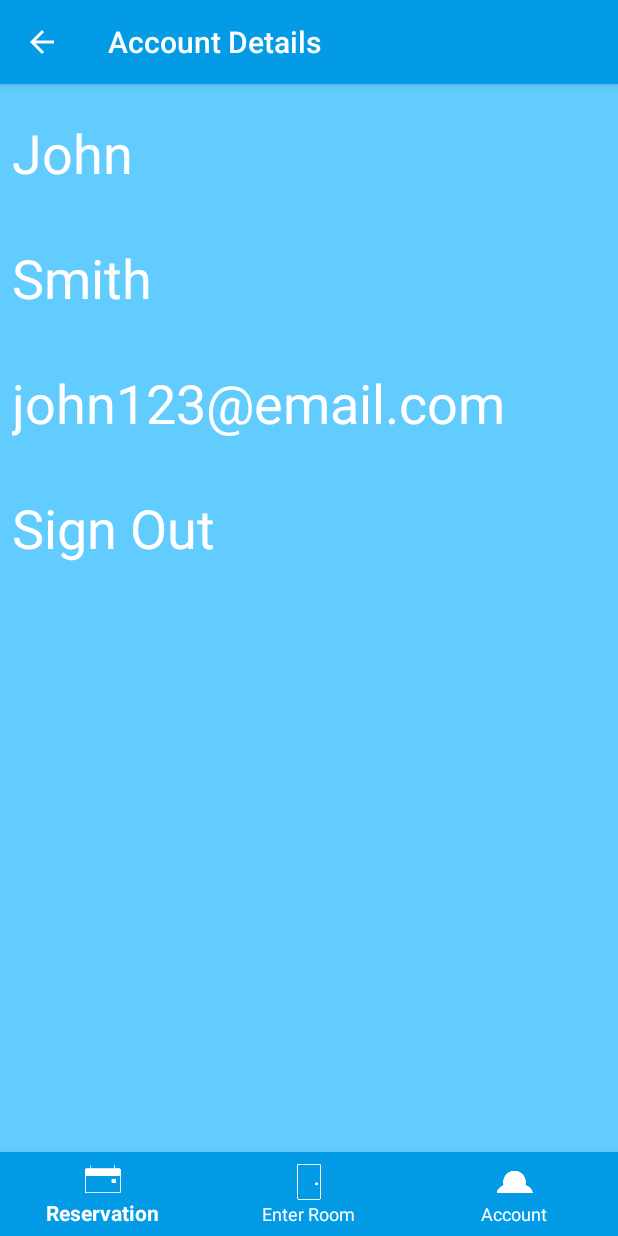
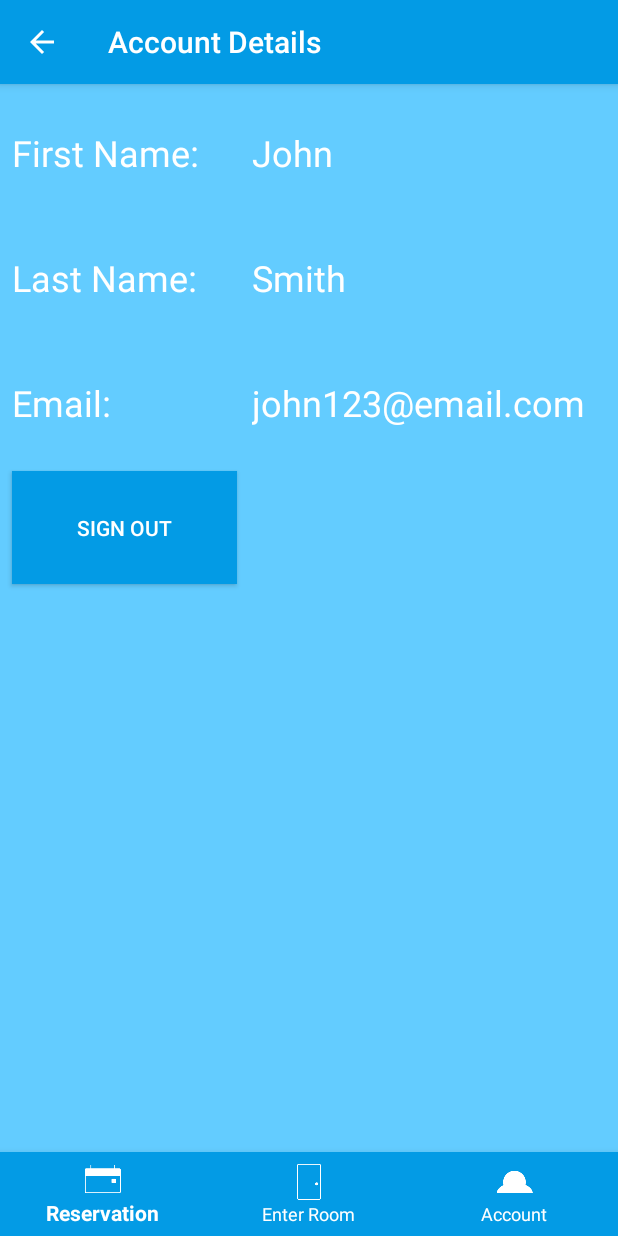
Before and after one commit to rmorga51/Android-Application-with-NFC, an Android app: the fragment AccountFragment placed in its activity, on a phone screen of 412 x 824 dp. Run offline under Robolectric (Android 15) with nearby library versions, the phone set to English and light mode, and no system bars; pictures from the network do not load.

Commit message:
Updated account details page

```diff
--- a/Smart Access/app/src/main/java/com/group4/smartaccess/AccountFragment.java
+++ b/Smart Access/app/src/main/java/com/group4/smartaccess/AccountFragment.java
@@ -23,7 +23,7 @@ public class AccountFragment extends Fragment {
         getActivity().setTitle("Account Details");
         // Inflate the layout for this fragment
         View account = inflater.inflate(R.layout.fragment_account, container, false);
-        final View signOut = account.findViewById(R.id.textView30);
+        final View signOut = account.findViewById(R.id.button9);
         signOut.setOnClickListener(new View.OnClickListener() {
             @Override
             public void onClick(View v) {
--- a/Smart Access/app/src/main/res/layout/fragment_account.xml
+++ b/Smart Access/app/src/main/res/layout/fragment_account.xml
@@ -14,59 +14,94 @@
 
         <TextView
             android:id="@+id/textView14"
-            android:layout_width="match_parent"
+            android:layout_width="150dp"
+            android:layout_height="75dp"
+            android:layout_marginStart="8dp"
+            android:layout_marginTop="8dp"
+            android:gravity="center_vertical"
+            android:text="@string/FirstNameLabel"
+            android:textSize="24sp"
+            app:layout_constraintStart_toStartOf="parent"
+            app:layout_constraintTop_toTopOf="parent" />
+
+        <TextView
+            android:id="@+id/textView23"
+            android:layout_width="150dp"
+            android:layout_height="75dp"
+            android:layout_marginStart="8dp"
+            android:layout_marginTop="8dp"
+            android:gravity="center_vertical"
+            android:text="@string/LastNameLabel"
+            android:textSize="24sp"
+            app:layout_constraintStart_toStartOf="parent"
+            app:layout_constraintTop_toBottomOf="@+id/textView14" />
+
+        <TextView
+            android:id="@+id/textView29"
+            android:layout_width="150dp"
+            android:layout_height="75dp"
+            android:layout_marginStart="8dp"
+            android:layout_marginTop="8dp"
+            android:gravity="center_vertical"
+            android:text="@string/EmailLabel"
+            android:textSize="24sp"
+            app:layout_constraintStart_toStartOf="parent"
+            app:layout_constraintTop_toBottomOf="@+id/textView23" />
+
+        <TextView
+            android:id="@+id/textView12"
+            android:layout_width="225dp"
             android:layout_height="75dp"
             android:layout_marginStart="8dp"
             android:layout_marginTop="8dp"
             android:layout_marginEnd="8dp"
             android:gravity="center_vertical"
             android:text="@string/FirstName"
-            android:textSize="36sp"
+            android:textSize="24sp"
             app:layout_constraintEnd_toEndOf="parent"
-            app:layout_constraintStart_toStartOf="parent"
+            app:layout_constraintHorizontal_bias="0.15"
+            app:layout_constraintStart_toEndOf="@+id/textView14"
             app:layout_constraintTop_toTopOf="parent" />
 
         <TextView
-            android:id="@+id/textView23"
-            android:layout_width="match_parent"
+            android:id="@+id/textView17"
+            android:layout_width="225dp"
             android:layout_height="75dp"
             android:layout_marginStart="8dp"
             android:layout_marginTop="8dp"
             android:layout_marginEnd="8dp"
             android:gravity="center_vertical"
             android:text="@string/LastName"
-            android:textSize="36sp"
+            android:textSize="24sp"
             app:layout_constraintEnd_toEndOf="parent"
-            app:layout_constraintStart_toStartOf="parent"
-            app:layout_constraintTop_toBottomOf="@+id/textView14" />
+            app:layout_constraintHorizontal_bias="0.15"
+            app:layout_constraintStart_toEndOf="@+id/textView23"
+            app:layout_constraintTop_toBottomOf="@+id/textView12" />
 
         <TextView
-            android:id="@+id/textView29"
-            android:layout_width="match_parent"
+            android:id="@+id/textView31"
+            android:layout_width="225dp"
             android:layout_height="75dp"
             android:layout_marginStart="8dp"
             android:layout_marginTop="8dp"
             android:layout_marginEnd="8dp"
             android:gravity="center_vertical"
             android:text="@string/TestUserEmail"
-            android:textSize="36sp"
+            android:textSize="24sp"
             app:layout_constraintEnd_toEndOf="parent"
-            app:layout_constraintStart_toStartOf="parent"
-            app:layout_constraintTop_toBottomOf="@+id/textView23" />
+            app:layout_constraintHorizontal_bias="0.15"
+            app:layout_constraintStart_toEndOf="@+id/textView29"
+            app:layout_constraintTop_toBottomOf="@+id/textView17" />
 
-        <TextView
-            android:id="@+id/textView30"
-            android:layout_width="match_parent"
+        <Button
+            android:id="@+id/button9"
+            android:layout_width="150dp"
             android:layout_height="75dp"
             android:layout_marginStart="8dp"
             android:layout_marginTop="8dp"
-            android:layout_marginEnd="8dp"
-            android:clickable="true"
-            android:gravity="center_vertical"
             android:text="@string/SignOutButton"
-            android:textColor="@color/text_select"
-            android:textSize="36sp"
-            app:layout_constraintEnd_toEndOf="parent"
+            android:background="@color/colorPrimary"
+            android:onClick="signOut"
             app:layout_constraintStart_toStartOf="parent"
             app:layout_constraintTop_toBottomOf="@+id/textView29" />
     </android.support.constraint.ConstraintLayout>
--- a/Smart Access/app/src/main/res/values/strings.xml
+++ b/Smart Access/app/src/main/res/values/strings.xml
@@ -71,4 +71,6 @@
     <string name="AdminSignOut">Admin</string>
     <string name="ReservationError">Invalid Reservation Number</string>
     <string name="CheckOutError">Invalid Last Name and/or Room Number</string>
+    <string name="FirstNameLabel">First Name:</string>
+    <string name="EmailLabel">Email:</string>
 </resources>
```
